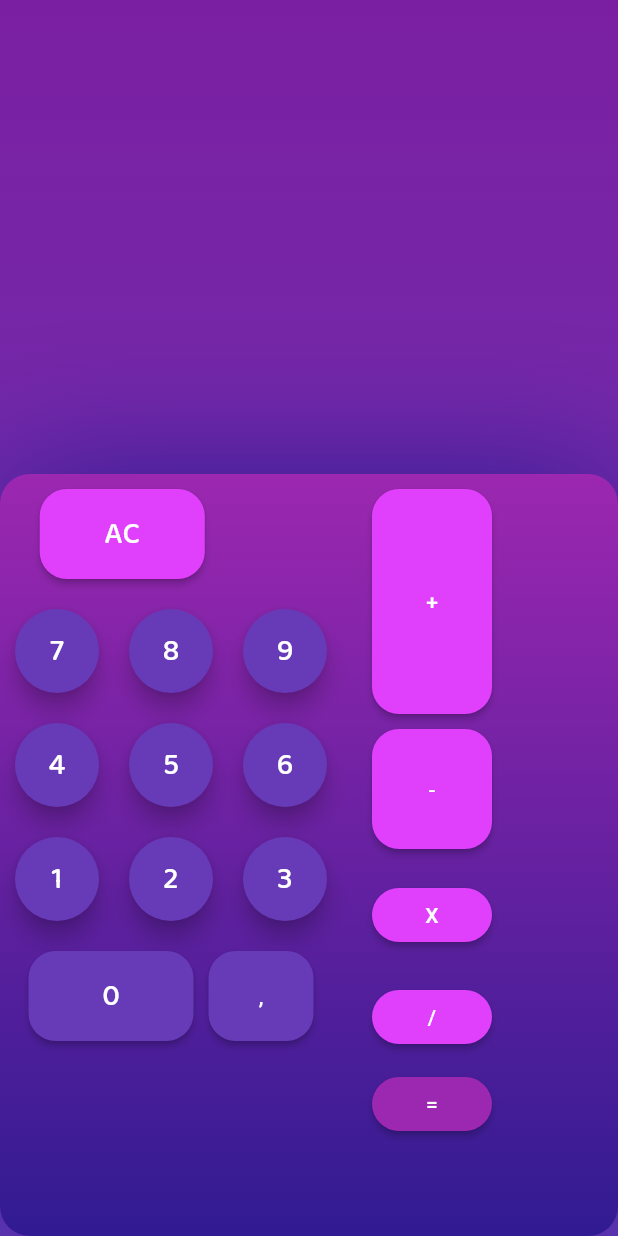
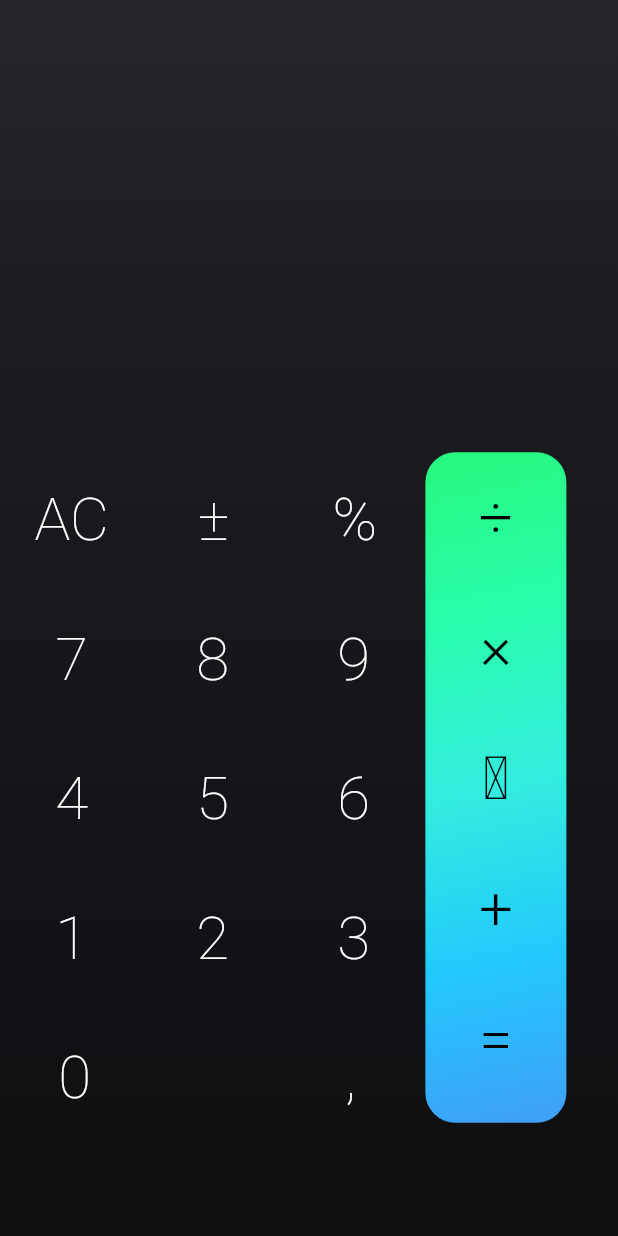
Before and after one commit to KenzoUMZ/flutter-calculator, a Flutter app: the screen it shows after launch, on a phone screen of 412 x 824 dp. Run offline on Flutter 3.47's test engine with Material 2 defaults, Android fonts, the phone set to English and light mode, and no system bars; our stand-ins replace google_fonts.

Commit message:
style: Button layout updated

```diff
--- a/flutter_calculator/lib/view/home_screen.dart
+++ b/flutter_calculator/lib/view/home_screen.dart
@@ -13,12 +13,10 @@ class _HomeScreenState extends State<HomeScreen> {
   String _operation = '';
   String _result = '';
   bool empty = false;
+
   void _changeText(String t) {
     setState(() {
       _operation += t;
-      if (_operation.length == 7) {
-        _cleanDisplay();
-      }
     });
   }
 
@@ -41,317 +39,309 @@ class _HomeScreenState extends State<HomeScreen> {
         GoogleFonts.montserrat(fontSize: 80, color: Colors.white);
     return Scaffold(
       body: Container(
-          decoration: BoxDecoration(
+          decoration: const BoxDecoration(
               gradient: LinearGradient(
                   begin: Alignment.bottomCenter,
                   end: Alignment.topCenter,
-                  colors: <Color>[Colors.deepPurple, Colors.purple.shade700])),
+                  colors: <Color>[
+                Color.fromRGBO(15, 15, 17, 1.0),
+                Color.fromRGBO(19, 19, 23, 1.0),
+                Color.fromRGBO(24, 24, 28, 1.0),
+                Color.fromRGBO(28, 29, 33, 1.0),
+                Color.fromRGBO(39, 39, 43, 1.0),
+              ])),
           child: Column(
             children: [
-              Container(
+              SizedBox(
+                  height: 150,
+                  child: Container(
                       padding: const EdgeInsets.only(
                         bottom: 50,
                         top: 20,
                       ),
-                  child: Text(
-                    _operation,
-                    style: displayStyle,
-                    textAlign: TextAlign.right,
-                  )),
-              Container(
+                      child: Container(
+                          padding: const EdgeInsets.symmetric(horizontal: 10),
+                          child: Text(_operation, style: displayStyle)))),
+              SizedBox(
+                  height: 150,
+                  child: Container(
                       padding: const EdgeInsets.only(bottom: 50),
                       child: Text(
                         _result,
                         style: displayStyle,
-                  )),
-              numpadBuilder()
+                      ))),
+              SizedBox(
+                  child: Row(children: [
+                Column(children: [
+                  Row(
+                    children: [
+                      topButtons(),
+                    ],
+                  ),
+                  Row(
+                    children: [
+                      numPad(),
+                    ],
+                  ),
+                ]),
+                operationPanel()
+              ]))
             ],
           )),
     );
   }
 
-  Container numpadBuilder() {
-    double buttonDistX = 10;
-    double buttonDistY = 10;
-    Color buttonColor = Colors.deepPurple;
+  Widget operationPanel() {
+    double buttonDistX = 15;
+    double buttonDistY = 12;
+    Color buttonTextColor = Colors.black;
+    TextStyle keyboardStyle = GoogleFonts.roboto(
+        color: buttonTextColor, fontSize: 40, fontWeight: FontWeight.w300);
+    Calculator calculator = Calculator();
+
+    return Container(
+      padding: EdgeInsets.only(bottom: buttonDistY),
+      decoration: const BoxDecoration(
+          borderRadius: BorderRadius.all(Radius.circular(20)),
+          gradient: LinearGradient(
+              begin: Alignment.bottomRight,
+              end: Alignment.topLeft,
+              colors: <Color>[
+                Color.fromRGBO(64, 158, 248, 1.0),
+                Color.fromRGBO(34, 201, 252, 1.0),
+                Color.fromRGBO(51, 236, 223, 1.0),
+                Color.fromRGBO(40, 252, 171, 1.0),
+                Color.fromRGBO(39, 248, 125, 1.0),
+              ])),
+      child: Column(children: [
+        Container(
+            padding: EdgeInsets.symmetric(
+                vertical: buttonDistY, horizontal: buttonDistX),
+            child: TextButton(
+                onPressed: () => _changeText('/'),
+                child: Text(
+                  '÷',
+                  style: keyboardStyle,
+                ))),
+        Container(
+            padding: EdgeInsets.symmetric(
+                vertical: buttonDistY, horizontal: buttonDistX),
+            child: TextButton(
+                onPressed: () => _changeText('*'),
+                child: Text(
+                  '×',
+                  style: keyboardStyle,
+                ))),
+        Container(
+            padding: EdgeInsets.symmetric(
+                vertical: buttonDistY, horizontal: buttonDistX),
+            child: TextButton(
+                onPressed: () => _changeText('-'),
+                child: Text(
+                  '﹣',
+                  style: keyboardStyle,
+                ))),
+        Container(
+            padding: EdgeInsets.symmetric(
+                vertical: buttonDistY, horizontal: buttonDistX),
+            child: TextButton(
+                onPressed: () => _changeText('+'),
+                child: Text(
+                  '+',
+                  style: keyboardStyle,
+                ))),
+        Container(
+            padding: EdgeInsets.symmetric(
+                vertical: buttonDistY, horizontal: buttonDistX),
+            child: TextButton(
+                onPressed: () {
+                  calculator.text = _operation;
+                  _changeResult(calculator.calculate().toString());
+                },
+                child: Text(
+                  '=',
+                  style: keyboardStyle,
+                )))
+      ]),
+    );
+  }
+
+  Widget topButtons() {
+    double buttonDistX = 15;
+    double buttonDistY = 15;
     Color buttonTextColor = Colors.white;
-    TextStyle keybStyle =
-        GoogleFonts.baloo2(color: buttonTextColor, fontSize: 20);
-    Calculator calculator = Calculator();
-    GoogleFonts.baloo2(color: buttonTextColor, fontSize: 20);
-    return Container(
-        child: Expanded(
-      child: Container(
-          decoration: BoxDecoration(
-              boxShadow: [
-                BoxShadow(color: Colors.deepPurple.shade900, blurRadius: 80)
-              ],
-              borderRadius: BorderRadius.circular(20),
-              gradient: LinearGradient(
-                  begin: Alignment.bottomCenter,
-                  end: Alignment.topCenter,
-                  colors: <Color>[Colors.deepPurple.shade900, Colors.purple])),
-          child: Row(children: [
-            Column(children: [
+    TextStyle keyboardStyle = GoogleFonts.roboto(
+        color: buttonTextColor, fontSize: 40, fontWeight: FontWeight.w100);
+
+    return Row(
+      children: [
         Container(
-                  padding:
-                      const EdgeInsets.only(top: 10, bottom: 10, right: 65),
-                  child: SizedBox(
-                      height: 60,
-                      width: 110,
-                      child: ElevatedButton(
-                        onPressed: () => {_cleanDisplay()},
+            padding: EdgeInsets.symmetric(
+                vertical: buttonDistY, horizontal: buttonDistX),
+            child: TextButton(
+                onPressed: () => _cleanDisplay(),
                 child: Text(
                   'AC',
-                          style: keybStyle,
-                        ),
-                        style: ButtonStyle(
-                            backgroundColor:
-                                MaterialStateProperty.all(Colors.purpleAccent),
-                            shape: MaterialStateProperty.all<
-                                RoundedRectangleBorder>(RoundedRectangleBorder(
-                              borderRadius: BorderRadius.circular(18.0),
+                  style: keyboardStyle,
                 ))),
+        Container(
+            padding: EdgeInsets.symmetric(
+                vertical: buttonDistY, horizontal: buttonDistX),
+            child: TextButton(
+                onPressed: () => _cleanDisplay(),
+                child: Text(
+                  '±',
+                  style: keyboardStyle,
                 ))),
+        Container(
+            padding: EdgeInsets.symmetric(
+                vertical: buttonDistY, horizontal: buttonDistX),
+            child: TextButton(
+                onPressed: () => _cleanDisplay(),
+                child: Text(
+                  '%',
+                  style: keyboardStyle,
+                )))
+      ],
+    );
+  }
+
+  Widget numPad() {
+    double buttonDistX = 15;
+    double buttonDistY = 15;
+    Color buttonTextColor = Colors.white;
+    TextStyle keyboardStyle = GoogleFonts.roboto(
+        color: buttonTextColor, fontSize: 40, fontWeight: FontWeight.w100);
+
+    List<String> numbers = [
+      '7',
+      '8',
+      '9',
+      '4',
+      '5',
+      '6',
+      '1',
+      '2',
+      '3',
+      '0',
+      ','
+    ];
+    return Column(
+      children: [
         Row(
           children: [
             Container(
                 padding: EdgeInsets.symmetric(
-                          horizontal: buttonDistX, vertical: buttonDistY),
-                      child: FloatingActionButton(
-                        backgroundColor: buttonColor,
-                        onPressed: () => {_changeText('7')},
+                    vertical: buttonDistY, horizontal: buttonDistX),
+                child: TextButton(
+                    onPressed: () => _changeText(numbers[0]),
                     child: Text(
-                          '7',
-                          style: keybStyle,
-                        ),
-                      )),
+                      numbers[0],
+                      style: keyboardStyle,
+                    ))),
             Container(
                 padding: EdgeInsets.symmetric(
-                          horizontal: buttonDistX, vertical: buttonDistY),
-                      child: FloatingActionButton(
-                        backgroundColor: buttonColor,
-                        onPressed: () => {_changeText('8')},
+                    vertical: buttonDistY, horizontal: buttonDistX),
+                child: TextButton(
+                    onPressed: () => _changeText(numbers[1]),
                     child: Text(
-                          '8',
-                          style: keybStyle,
-                        ),
-                      )),
+                      numbers[1],
+                      style: keyboardStyle,
+                    ))),
             Container(
                 padding: EdgeInsets.symmetric(
-                          horizontal: buttonDistX, vertical: buttonDistY),
-                      child: FloatingActionButton(
-                        backgroundColor: buttonColor,
-                        onPressed: () => {_changeText('9')},
+                    vertical: buttonDistY, horizontal: buttonDistX),
+                child: TextButton(
+                    onPressed: () => _changeText(numbers[2]),
                     child: Text(
-                          '9',
-                          style: keybStyle,
-                        ),
-                      )),
+                      numbers[2],
+                      style: keyboardStyle,
+                    )))
           ],
         ),
         Row(
           children: [
             Container(
                 padding: EdgeInsets.symmetric(
-                          horizontal: buttonDistX, vertical: buttonDistY),
-                      child: FloatingActionButton(
-                        backgroundColor: buttonColor,
-                        onPressed: () => {_changeText('4')},
+                    vertical: buttonDistY, horizontal: buttonDistX),
+                child: TextButton(
+                    onPressed: () => _changeText(numbers[3]),
                     child: Text(
-                          '4',
-                          style: keybStyle,
-                        ),
-                      )),
+                      numbers[3],
+                      style: keyboardStyle,
+                    ))),
             Container(
                 padding: EdgeInsets.symmetric(
-                          horizontal: buttonDistX, vertical: buttonDistY),
-                      child: FloatingActionButton(
-                        backgroundColor: buttonColor,
-                        onPressed: () => {_changeText('5')},
+                    vertical: buttonDistY, horizontal: buttonDistX),
+                child: TextButton(
+                    onPressed: () => _changeText(numbers[4]),
                     child: Text(
-                          '5',
-                          style: keybStyle,
-                        ),
-                      )),
+                      numbers[4],
+                      style: keyboardStyle,
+                    ))),
             Container(
                 padding: EdgeInsets.symmetric(
-                          horizontal: buttonDistX, vertical: buttonDistY),
-                      child: FloatingActionButton(
-                        backgroundColor: buttonColor,
-                        onPressed: () => {_changeText('6')},
+                    vertical: buttonDistY, horizontal: buttonDistX),
+                child: TextButton(
+                    onPressed: () => _changeText(numbers[5]),
                     child: Text(
-                          '6',
-                          style: keybStyle,
-                        ),
-                      )),
+                      numbers[5],
+                      style: keyboardStyle,
+                    )))
           ],
         ),
         Row(
           children: [
             Container(
                 padding: EdgeInsets.symmetric(
-                          horizontal: buttonDistX, vertical: buttonDistY),
-                      child: FloatingActionButton(
-                        backgroundColor: buttonColor,
-                        onPressed: () => {_changeText('1')},
+                    vertical: buttonDistY, horizontal: buttonDistX),
+                child: TextButton(
+                    onPressed: () => _changeText(numbers[6]),
                     child: Text(
-                          '1',
-                          style: keybStyle,
-                        ),
-                      )),
+                      numbers[6],
+                      style: keyboardStyle,
+                    ))),
             Container(
                 padding: EdgeInsets.symmetric(
-                          horizontal: buttonDistX, vertical: buttonDistY),
-                      child: FloatingActionButton(
-                        backgroundColor: buttonColor,
-                        onPressed: () => {_changeText('2')},
+                    vertical: buttonDistY, horizontal: buttonDistX),
+                child: TextButton(
+                    onPressed: () => _changeText(numbers[7]),
                     child: Text(
-                          '2',
-                          style: keybStyle,
-                        ),
-                      )),
+                      numbers[7],
+                      style: keyboardStyle,
+                    ))),
             Container(
                 padding: EdgeInsets.symmetric(
-                          horizontal: buttonDistX, vertical: buttonDistY),
-                      child: FloatingActionButton(
-                        backgroundColor: buttonColor,
-                        onPressed: () => {_changeText('3')},
+                    vertical: buttonDistY, horizontal: buttonDistX),
+                child: TextButton(
+                    onPressed: () => _changeText(numbers[8]),
                     child: Text(
-                          '3',
-                          style: keybStyle,
-                        ),
-                      )),
+                      numbers[8],
+                      style: keyboardStyle,
+                    ))),
           ],
         ),
-              Row(children: [
+        Row(
+          children: [
             Container(
-                    padding: const EdgeInsets.only(top: 10, right: 10),
-                    child: SizedBox(
-                        height: 60,
-                        width: 110,
-                        child: ElevatedButton(
-                          onPressed: () => {_changeText('0')},
+                padding: EdgeInsets.only(top: buttonDistY, right: 120),
+                child: TextButton(
+                    onPressed: () => _changeText(numbers[9]),
                     child: Text(
-                            '0',
-                            style: keybStyle,
-                          ),
-                          style: ButtonStyle(
-                              backgroundColor:
-                                  MaterialStateProperty.all(buttonColor),
-                              shape: MaterialStateProperty.all<
-                                      RoundedRectangleBorder>(
-                                  RoundedRectangleBorder(
-                                borderRadius: BorderRadius.circular(18.0),
-                              ))),
+                      numbers[9],
+                      style: keyboardStyle,
                     ))),
             Container(
-                    padding: const EdgeInsets.only(top: 10),
-                    child: SizedBox(
-                        height: 60,
-                        width: 70,
-                        child: ElevatedButton(
-                          onPressed: () => {_changeText('.')},
-                          child: Text(','),
-                          style: ButtonStyle(
-                              backgroundColor:
-                                  MaterialStateProperty.all(buttonColor),
-                              shape: MaterialStateProperty.all<
-                                      RoundedRectangleBorder>(
-                                  RoundedRectangleBorder(
-                                borderRadius: BorderRadius.circular(18.0),
-                              ))),
+                padding: EdgeInsets.only(top: buttonDistY),
+                child: TextButton(
+                    onPressed: () => _changeText(numbers[10]),
+                    child: Text(
+                      numbers[10],
+                      style: keyboardStyle,
                     )))
-              ])
-            ]),
-            Container(
-                padding: const EdgeInsets.only(left: 20, top: 10, right: 10),
-                child: Column(
-                  children: [
-                    SizedBox(
-                        height: 150,
-                        width: 80,
-                        child: ElevatedButton(
-                          onPressed: () => {_changeText('+')},
-                          child: Text('+'),
-                          style: ButtonStyle(
-                              backgroundColor: MaterialStateProperty.all(
-                                  Colors.purpleAccent),
-                              shape: MaterialStateProperty.all<
-                                      RoundedRectangleBorder>(
-                                  RoundedRectangleBorder(
-                                borderRadius: BorderRadius.circular(18.0),
-                              ))),
-                        )),
-                    Container(
-                        padding: const EdgeInsets.symmetric(vertical: 10),
-                        child: SizedBox(
-                            height: 80,
-                            width: 80,
-                            child: ElevatedButton(
-                              onPressed: () => {_changeText('-')},
-                              child: Text('-'),
-                              style: ButtonStyle(
-                                  backgroundColor: MaterialStateProperty.all(
-                                      Colors.purpleAccent),
-                                  shape: MaterialStateProperty.all<
-                                          RoundedRectangleBorder>(
-                                      RoundedRectangleBorder(
-                                    borderRadius: BorderRadius.circular(18.0),
-                                  ))),
-                            ))),
-                    Container(
-                        padding: const EdgeInsets.symmetric(vertical: 10),
-                        child: SizedBox(
-                            width: 80,
-                            child: ElevatedButton(
-                              onPressed: () => {_changeText('*')},
-                              child: Text('X'),
-                              style: ButtonStyle(
-                                  backgroundColor: MaterialStateProperty.all(
-                                      Colors.purpleAccent),
-                                  shape: MaterialStateProperty.all<
-                                          RoundedRectangleBorder>(
-                                      RoundedRectangleBorder(
-                                    borderRadius: BorderRadius.circular(18.0),
-                                  ))),
-                            ))),
-                    Container(
-                        padding: const EdgeInsets.symmetric(vertical: 10),
-                        child: SizedBox(
-                            width: 80,
-                            child: ElevatedButton(
-                              onPressed: () => {_changeText('/')},
-                              child: Text('/'),
-                              style: ButtonStyle(
-                                  backgroundColor: MaterialStateProperty.all(
-                                      Colors.purpleAccent),
-                                  shape: MaterialStateProperty.all<
-                                          RoundedRectangleBorder>(
-                                      RoundedRectangleBorder(
-                                    borderRadius: BorderRadius.circular(18.0),
-                                  ))),
-                            ))),
-                    SizedBox(
-                        width: 80,
-                        child: ElevatedButton(
-                          onPressed: () => {
-                            calculator.text = _operation,
-                            _changeResult(calculator.calculate().toString()),
-                          },
-                          child: Text('='),
-                          style: ButtonStyle(
-                              backgroundColor:
-                                  MaterialStateProperty.all(Colors.purple),
-                              shape: MaterialStateProperty.all<
-                                      RoundedRectangleBorder>(
-                                  RoundedRectangleBorder(
-                                borderRadius: BorderRadius.circular(18.0),
-                              ))),
-                        ))
           ],
-                ))
-          ])),
-    ));
+        )
+      ],
+    );
   }
 }
```
Lines whose indentation alone changed are shown as unchanged.
